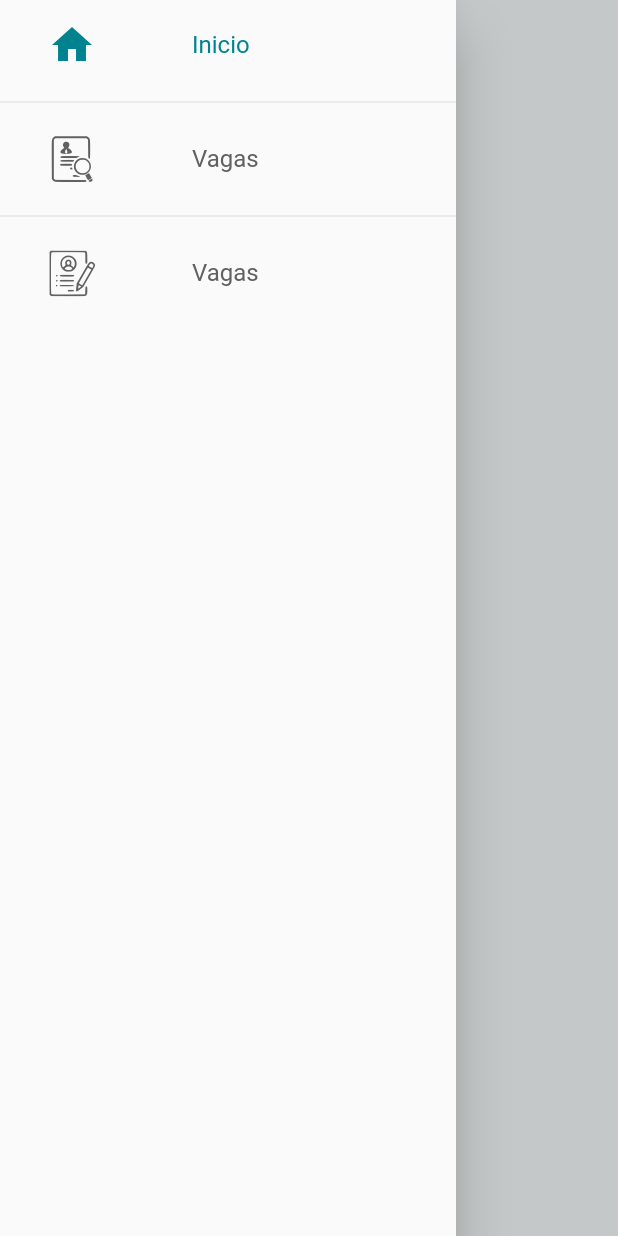
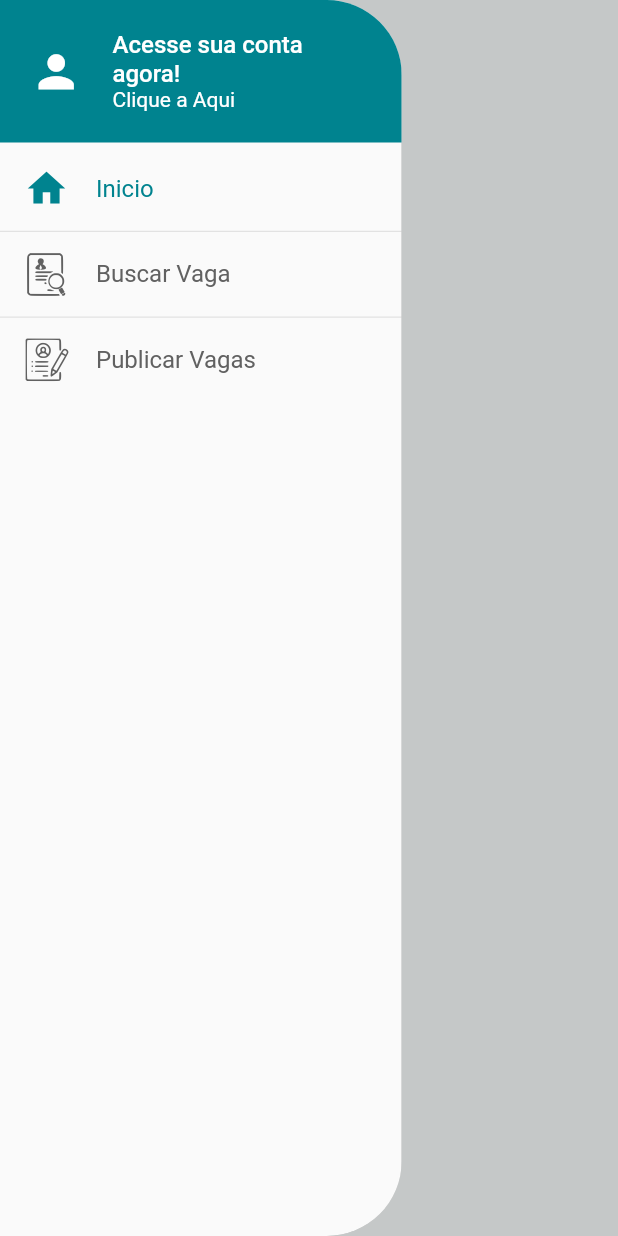
Before and after one commit to NylRJ/VenturaHR, a Flutter app: the CustomDrawer widget shown alone on an empty page, opened directly, on a phone screen of 412 x 824 dp. Run offline on Flutter 3.47's test engine with Material 2 defaults, Android fonts, the phone set to English and light mode, and no system bars; our stand-ins replace cloud_firestore, flutter_svg, parse_server_sdk; accounts and stored records are empty; project files that could hold a hidden picture were left out.

Commit message:
Customizando o Drawer

```diff
--- /dev/null
+++ b/ventura_rh/lib/common/components/custom_drawer/custom_drawer.dart
@@ -0,0 +1,40 @@
+import 'package:flutter/material.dart';
+import 'package:ventura_rh/common/components/custom_drawer/drawer_tile.dart';
+import 'package:ventura_rh/common/components/custom_drawer/page_header.dart';
+
+class CustomDrawer extends StatelessWidget {
+  @override
+  Widget build(BuildContext context) {
+    return ClipRRect(
+      borderRadius: const BorderRadius.horizontal(right:  Radius.circular(50)),
+      child: SizedBox(
+        width: MediaQuery.of(context).size.width * 0.65,
+        child: Drawer(
+          child: ListView(
+            children: <Widget>[
+              PageHeader(),
+              const SizedBox(height: 10,),
+              const DrawerTile(
+                iconData: Icons.home,
+                title: 'Inicio',
+                page: 0,
+              ),
+              const Divider(),
+              const DrawerTile(
+                iconData: IconData(0xe900, fontFamily: 'busca_vaga'),
+                title: 'Buscar Vaga',
+                page: 1,
+              ),
+              const Divider(),
+              const DrawerTile(
+                iconData:  IconData(0xe900, fontFamily: 'editar_vagas'),
+                title: 'Publicar Vagas',
+                page: 2,
+              ),
+            ],
+          ),
+        ),
+      ),
+    );
+  }
+}
--- a/ventura_rh/lib/common/custom_drawer/drawer_tile.dart
+++ b/ventura_rh/lib/common/components/custom_drawer/drawer_tile.dart
@@ -3,7 +3,7 @@ import 'package:provider/provider.dart';
 import 'package:ventura_rh/models/page_manager.dart';
 
 class DrawerTile extends StatelessWidget {
-   const DrawerTile({this.iconData,this.title,this.page});
+  const DrawerTile({this.iconData,this.title,this.page});
   final IconData iconData;
   final String title;
   final int page;
@@ -19,18 +19,18 @@ class DrawerTile extends StatelessWidget {
         debugPrint('toquei $page Atual $curPage');
       },
       child: SizedBox(
-        height: 60,
+        height: MediaQuery.of(context).size.width * 0.1,
         child: Row(
           children: [
             Padding(
-              padding: const EdgeInsets.symmetric(horizontal: 32),
+              padding: const EdgeInsets.symmetric(horizontal: 16),
               child: Icon(
                 iconData,
-              size: 32,
+              size: 30,
                 color: curPage == page ?primaryColor:Colors.grey[700],
               ),
             ),
-            const SizedBox(width: 32,),
+            const SizedBox(width: 2,),
             Text(
                 title,
               style: TextStyle(
--- /dev/null
+++ b/ventura_rh/lib/common/components/custom_drawer/page_header.dart
@@ -0,0 +1,46 @@
+import 'package:flutter/material.dart';
+
+class PageHeader extends StatelessWidget {
+  @override
+  Widget build(BuildContext context) {
+    return Container(
+      color: Theme.of(context).primaryColor,
+      height: 95,
+      padding: const EdgeInsets.symmetric(horizontal: 20) ,
+
+      child: Row(
+        children: [
+          const Icon(Icons.person, color: Colors.white,size: 35,),
+          const SizedBox(width: 20,),
+          Expanded(
+            child: Column(
+              crossAxisAlignment: CrossAxisAlignment.start,
+              mainAxisAlignment: MainAxisAlignment.center,
+              children: [
+                Text('Acesse sua conta agora!',
+                  style: TextStyle(
+                    color: Colors.white,
+                    fontSize: 16,
+                    fontWeight: FontWeight.w500
+                  ),
+
+                ),
+
+                Text('Clique a Aqui',
+                  style: TextStyle(
+                      color: Colors.white,
+                      fontSize: 14,
+                      fontWeight: FontWeight.w400
+
+                ),
+
+                )
+
+              ],
+            ),
+          ),
+        ],
+      ),
+    );
+  }
+}
--- a/ventura_rh/lib/common/custom_drawer/custom_drawer.dart
+++ /dev/null
@@ -1,31 +0,0 @@
-import 'package:flutter/material.dart';
-import 'package:ventura_rh/common/custom_drawer/drawer_tile.dart';
-
-class CustomDrawer extends StatelessWidget {
-  @override
-  Widget build(BuildContext context) {
-    return Drawer(
-      child: ListView(
-        children: <Widget>[
-           DrawerTile(
-            iconData: Icons.home,
-            title: 'Inicio',
-            page: 0,
-          ),
-          const Divider(),
-          DrawerTile(
-            iconData: const IconData(0xe900, fontFamily: 'busca_vaga'),
-            title: 'Vagas',
-            page: 1,
-          ),
-          const Divider(),
-          DrawerTile(
-            iconData: const IconData(0xe900, fontFamily: 'editar_vagas'),
-            title: 'Vagas',
-            page: 2,
-          ),
-        ],
-      ),
-    );
-  }
-}
--- a/ventura_rh/lib/screens/base/base_screen.dart
+++ b/ventura_rh/lib/screens/base/base_screen.dart
@@ -1,7 +1,9 @@
 import 'package:flutter/material.dart';
 import 'package:provider/provider.dart';
-import 'package:ventura_rh/common/custom_drawer/custom_drawer.dart';
+import 'package:ventura_rh/common/components/custom_drawer/custom_drawer.dart';
+
 import 'package:ventura_rh/models/page_manager.dart';
+import 'package:ventura_rh/screens/home/home_screen.dart';
 import 'package:ventura_rh/screens/login/login_screen.dart';
 
 class BaseScreen extends StatelessWidget {
@@ -15,7 +17,7 @@ class BaseScreen extends StatelessWidget {
         controller: pageController,
         physics: NeverScrollableScrollPhysics(),
         children: [
-         LoginScreen(),
+          HomeScreen(),
           Scaffold(
             drawer: CustomDrawer(),
             appBar: AppBar(
--- a/ventura_rh/lib/screens/login/login_screen.dart
+++ b/ventura_rh/lib/screens/login/login_screen.dart
@@ -75,10 +75,7 @@ class LoginScreen extends StatelessWidget {
                           ) ,)
                       ],
                     ),),
-                  Container(
-
-                    child: LoginForm(),
-                  ),
+                  LoginForm(),
 
 
                 ],
--- a/ventura_rh/lib/widgets/input_text.dart
+++ b/ventura_rh/lib/widgets/input_text.dart
@@ -6,10 +6,11 @@ class InputText extends StatelessWidget {
   final bool obscureText, borderEnabled;
   final double fontSize;
   final Icon sufixIco;
+  final Function validator2;
 
 
 
-  const InputText({Key key,this.labelText = '',this.keyboardType = TextInputType.text, this.obscureText = false, this.borderEnabled = true,this.fontSize = 15,this.sufixIco}):super(key: key);
+  const InputText({Key key,this.labelText = '',this.keyboardType = TextInputType.text, this.obscureText = false, this.borderEnabled = true,this.fontSize = 15,this.sufixIco,this.validator2}):super(key: key);
 
   @override
   Widget build(BuildContext context) {
@@ -37,6 +38,7 @@ class InputText extends StatelessWidget {
 
         ),
       ),
+
     );
   }
 }
--- a/ventura_rh/pubspec.yaml
+++ b/ventura_rh/pubspec.yaml
@@ -44,6 +44,7 @@ dependencies:
   brasil_fields: ^0.1.0
   geolocator: ^5.3.2+2
   flutter_svg: ^0.18.0
+  parse_server_sdk: ^1.0.26
 
 dev_dependencies:
   flutter_test:
```
Also changed, not shown: ventura_rh/lib/main.dart (+15 -3 lines), ventura_rh/lib/screens/home/home_screen.dart (added, +12 -0 lines), ventura_rh/pubspec.lock.
